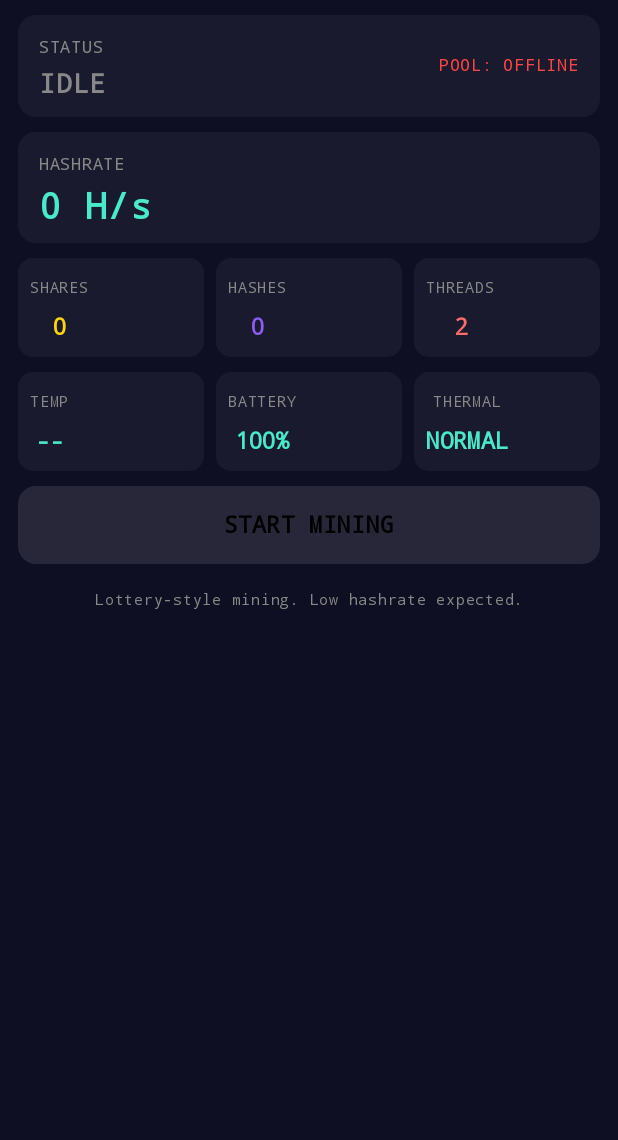
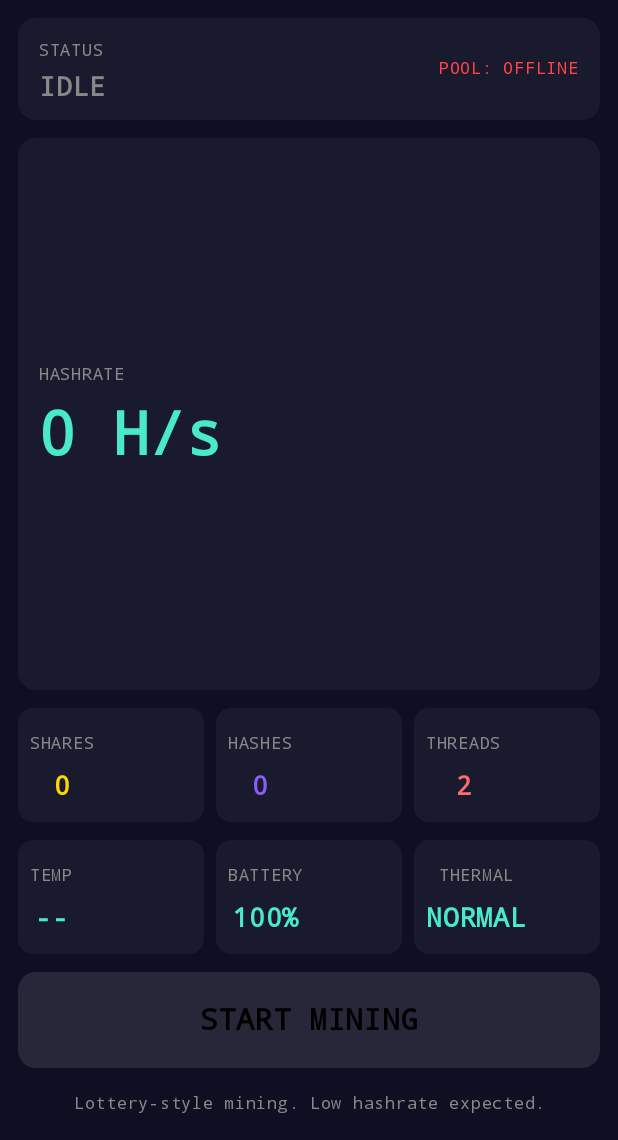
Before and after one commit to proofofprints/PoPMobile, an Android app built with Jetpack Compose: the screen it shows after launch (MainActivity), on a phone screen of 412 x 824 dp, the part 96-1236 px from its top. Run offline under Robolectric (Android 15) with nearby library versions, the phone set to English and light mode, and no system bars; libraries missing offline, so code that uses them is left out: com.journeyapps.barcodescanner; 1 statement that could not run was skipped.

Commit message:
Make dashboard fill available viewport with weighted hashrate card
Splits the dashboard from the scrollable panels (settings/logs/about)
so the dashboard can use weight-based layout. HASHRATE card now grows
to absorb surplus vertical space, keeping the START MINING button near
the bottom and the whole layout spanning ~3/4 of the screen on both
compact and large phones. Also bumps compact stat padding/fonts for
better presence.

```diff
--- a/app/src/main/java/com/proofofprints/kasminer/ui/MainActivity.kt
+++ b/app/src/main/java/com/proofofprints/kasminer/ui/MainActivity.kt
@@ -273,6 +273,7 @@ class MainActivity : ComponentActivity() {
                 )
             }
         ) { padding ->
+            if (showAbout || showLogs || showSettings) {
                 Column(
                     modifier = Modifier
                         .fillMaxSize()
@@ -286,7 +287,7 @@ class MainActivity : ComponentActivity() {
                         AboutPanel()
                     } else if (showLogs) {
                         LogsPanel()
-                } else if (showSettings) {
+                    } else {
                         SettingsPanel(
                             poolUrl = poolUrl,
                             wallet = wallet,
@@ -305,8 +306,20 @@ class MainActivity : ComponentActivity() {
                                     .apply()
                             }
                         )
+                    }
+                }
             } else {
-                    // Status indicator
+                // Dashboard fills the available viewport; the weighted spacer
+                // before the button keeps the button anchored near the bottom
+                // so the whole layout spans ~3/4 of the screen on any device.
+                Column(
+                    modifier = Modifier
+                        .fillMaxSize()
+                        .background(Color(0xFF0F0F23))
+                        .padding(padding)
+                        .padding(horizontal = 12.dp, vertical = 12.dp),
+                    verticalArrangement = Arrangement.spacedBy(12.dp)
+                ) {
                     StatusCard(
                         isRunning = isRunning,
                         poolState = poolState,
@@ -315,14 +328,16 @@ class MainActivity : ComponentActivity() {
                         difficulty = difficulty
                     )
 
-                    // Hashrate card (hero)
+                    // Hashrate card (hero) — grows to fill surplus space
                     StatCard(
                         label = "HASHRATE",
                         value = formatHashrate(hashrate),
-                        color = Color(0xFF49EACB)
+                        color = Color(0xFF49EACB),
+                        modifier = Modifier.weight(1f, fill = true),
+                        valueFontSize = 40.sp,
+                        verticalArrangement = Arrangement.Center
                     )
 
-                    // 3-column compact stats row
                     Row(
                         modifier = Modifier.fillMaxWidth(),
                         horizontalArrangement = Arrangement.spacedBy(8.dp)
@@ -347,7 +362,6 @@ class MainActivity : ComponentActivity() {
                         )
                     }
 
-                    // 3-column device health row
                     Row(
                         modifier = Modifier.fillMaxWidth(),
                         horizontalArrangement = Arrangement.spacedBy(8.dp)
@@ -400,7 +414,7 @@ class MainActivity : ComponentActivity() {
                         },
                         modifier = Modifier
                             .fillMaxWidth()
-                            .height(52.dp),
+                            .height(64.dp),
                         colors = ButtonDefaults.buttonColors(
                             containerColor = if (sessionLive) Color(0xFFFF4444) else Color(0xFF49EACB)
                         ),
@@ -409,20 +423,19 @@ class MainActivity : ComponentActivity() {
                     ) {
                         Text(
                             if (sessionLive) "STOP MINING" else "START MINING",
-                            fontSize = 16.sp,
+                            fontSize = 20.sp,
                             fontWeight = FontWeight.Bold,
                             fontFamily = FontFamily.Monospace,
                             color = if (sessionLive) Color.White else Color.Black
                         )
                     }
 
-                    // Disclaimer
                     Text(
                         "Lottery-style mining. Low hashrate expected.",
                         color = Color.Gray,
-                        fontSize = 10.sp,
+                        fontSize = 11.sp,
                         fontFamily = FontFamily.Monospace,
-                        modifier = Modifier.padding(top = 2.dp).fillMaxWidth(),
+                        modifier = Modifier.fillMaxWidth(),
                         textAlign = TextAlign.Center
                     )
                 }
@@ -512,20 +525,27 @@ class MainActivity : ComponentActivity() {
         label: String,
         value: String,
         color: Color,
-        modifier: Modifier = Modifier
+        modifier: Modifier = Modifier,
+        valueFontSize: androidx.compose.ui.unit.TextUnit = 24.sp,
+        verticalArrangement: Arrangement.Vertical = Arrangement.Top
     ) {
         Card(
             modifier = modifier.fillMaxWidth(),
             colors = CardDefaults.cardColors(containerColor = Color(0xFF1A1A2E)),
             shape = RoundedCornerShape(12.dp)
         ) {
-            Column(modifier = Modifier.padding(horizontal = 14.dp, vertical = 10.dp)) {
+            Column(
+                modifier = Modifier
+                    .fillMaxSize()
+                    .padding(horizontal = 14.dp, vertical = 12.dp),
+                verticalArrangement = verticalArrangement
+            ) {
                 Text(label, color = Color.Gray, fontSize = 11.sp, fontFamily = FontFamily.Monospace)
-                Spacer(modifier = Modifier.height(2.dp))
+                Spacer(modifier = Modifier.height(4.dp))
                 Text(
                     value,
                     color = color,
-                    fontSize = 24.sp,
+                    fontSize = valueFontSize,
                     fontWeight = FontWeight.Bold,
                     fontFamily = FontFamily.Monospace
                 )
@@ -547,15 +567,15 @@ class MainActivity : ComponentActivity() {
             shape = RoundedCornerShape(10.dp)
         ) {
             Column(
-                modifier = Modifier.padding(horizontal = 8.dp, vertical = 8.dp),
+                modifier = Modifier.padding(horizontal = 8.dp, vertical = 12.dp),
                 horizontalAlignment = Alignment.CenterHorizontally
             ) {
-                Text(label, color = Color.Gray, fontSize = 10.sp, fontFamily = FontFamily.Monospace)
-                Spacer(modifier = Modifier.height(2.dp))
+                Text(label, color = Color.Gray, fontSize = 11.sp, fontFamily = FontFamily.Monospace)
+                Spacer(modifier = Modifier.height(4.dp))
                 Text(
                     value,
                     color = color,
-                    fontSize = 15.sp,
+                    fontSize = 18.sp,
                     fontWeight = FontWeight.Bold,
                     fontFamily = FontFamily.Monospace,
                     maxLines = 1
```
Lines whose indentation alone changed are shown as unchanged.
